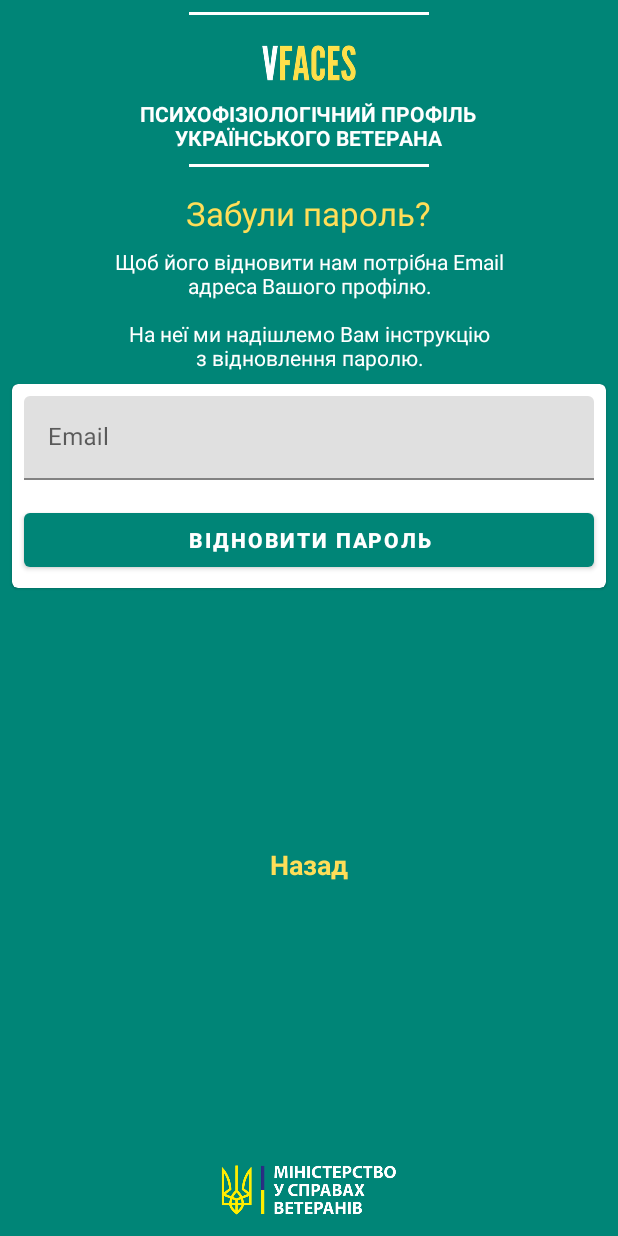
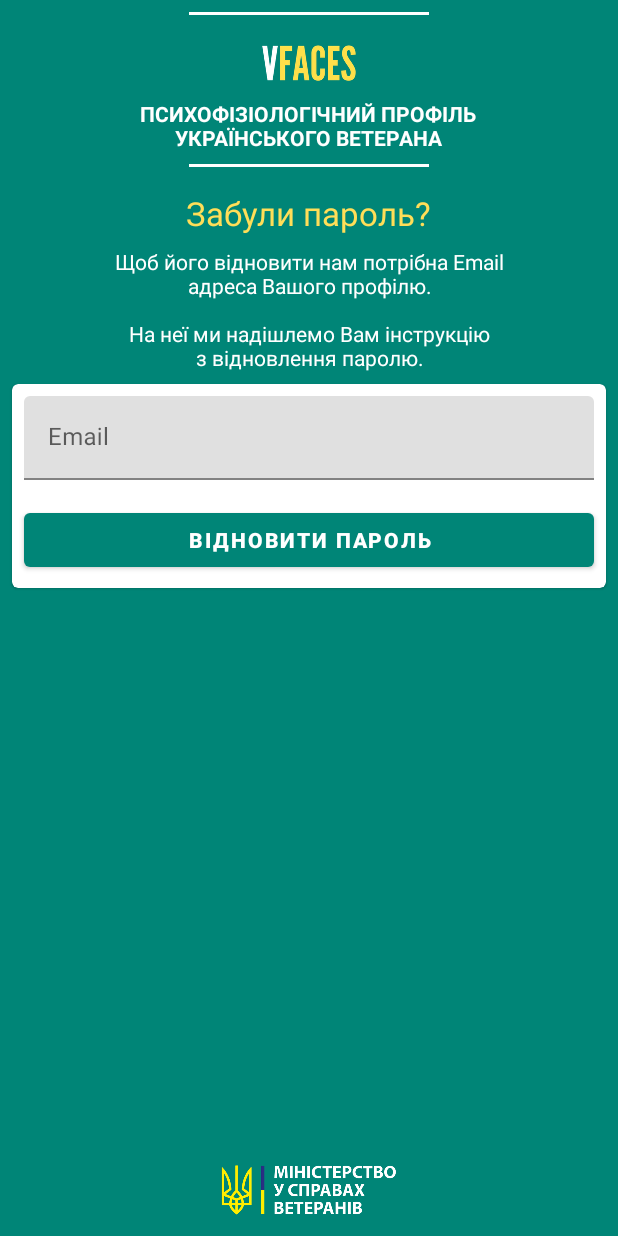
Before and after one commit to eveteranteam/VFaces, an Android app: the screen it shows after launch (AuthHostActivity), after a tap on "Забули пароль?", on a phone screen of 412 x 824 dp. Run offline under Robolectric (Android 15) with nearby library versions, the phone set to English and light mode, and no system bars; our stand-ins replace Firebase (no records; nobody signed in at launch, a user with empty details on screens opened directly); 1 other tap on this screen came first.

Commit message:
Improve navigation mechanism

```diff
--- a/app/src/main/java/ua/gov/mva/vfaces/presentation/ui/SplashActivity.kt
+++ b/app/src/main/java/ua/gov/mva/vfaces/presentation/ui/SplashActivity.kt
@@ -3,10 +3,8 @@ package ua.gov.mva.vfaces.presentation.ui
 import android.os.Bundle
 import android.os.Handler
 import androidx.appcompat.app.AppCompatActivity
-import com.google.firebase.auth.FirebaseAuth
 import ua.gov.mva.vfaces.VFacesApp.Companion.PREFS_FIRST_LAUNCH_KEY
 import ua.gov.mva.vfaces.presentation.ui.auth.AuthHostActivity
-import ua.gov.mva.vfaces.presentation.ui.questionnaire.list.QuestionnaireListActivity
 import ua.gov.mva.vfaces.utils.Preferences
 
 class SplashActivity : AppCompatActivity() {
@@ -25,12 +23,14 @@ class SplashActivity : AppCompatActivity() {
     }
 
     private fun navigateNext() {
-        if (FirebaseAuth.getInstance().currentUser == null) {
+        /*if (FirebaseAuth.getInstance().currentUser == null) {
             AuthHostActivity.start(this)
         } else {
-            // TODO check if user has filled his profile data
+            //
             QuestionnaireListActivity.start(this)
-        }
+        }*/
+        //TODO check if user has filled his profile data
+        AuthHostActivity.start(this)
     }
 
     private fun getSplashDuration(): Long {
--- a/app/src/main/java/ua/gov/mva/vfaces/presentation/ui/auth/AuthHostActivity.kt
+++ b/app/src/main/java/ua/gov/mva/vfaces/presentation/ui/auth/AuthHostActivity.kt
@@ -3,17 +3,57 @@ package ua.gov.mva.vfaces.presentation.ui.auth
 import android.content.Context
 import android.content.Intent
 import android.os.Bundle
+import android.util.Log
 import androidx.appcompat.app.AppCompatActivity
+import androidx.fragment.app.Fragment
+import com.google.firebase.auth.FirebaseAuth
 import ua.gov.mva.vfaces.R
+import ua.gov.mva.vfaces.presentation.ui.auth.register.profile.ProfileFragment
+import ua.gov.mva.vfaces.presentation.ui.auth.signin.SignInFragment
+import ua.gov.mva.vfaces.presentation.ui.base.IFragmentTransaction
+import ua.gov.mva.vfaces.presentation.ui.base.OnBackPressedCallback
 
-class AuthHostActivity : AppCompatActivity() {
+class AuthHostActivity : AppCompatActivity(), IFragmentTransaction {
 
     override fun onCreate(savedInstanceState: Bundle?) {
         super.onCreate(savedInstanceState)
         setContentView(R.layout.activity_auth)
+        // TODO
+        if (FirebaseAuth.getInstance().currentUser == null) {
+            replaceFragment(SignInFragment.newInstance())
+        } else {
+            replaceFragment(ProfileFragment.newInstance())
+        }
+    }
+
+    override fun onBackPressed() {
+        val fragment = supportFragmentManager.findFragmentById(R.id.fragment_container)
+        if (fragment is OnBackPressedCallback && fragment.onBackPressed()) {
+            return
+        }
+        if (supportFragmentManager.backStackEntryCount > 1) {
+            super.onBackPressed()
+        }
+    }
+
+    override fun replaceFragment(fragment: Fragment) {
+        supportFragmentManager.beginTransaction()
+            .replace(R.id.fragment_container, fragment)
+            .addToBackStack(fragment::class.java.simpleName)
+            .commit()
+    }
+
+    override fun popBackStack() {
+        val count = supportFragmentManager.backStackEntryCount
+        if (count <= 0) {
+            Log.d(TAG, "Can't pop back stack. Entry count = $count")
+            return
+        }
+        supportFragmentManager.popBackStack()
     }
 
     companion object {
+        const val TAG = "AuthHostActivity"
         @JvmStatic
         fun start(context: Context) {
             context.startActivity(Intent(context, AuthHostActivity::class.java))
--- a/app/src/main/java/ua/gov/mva/vfaces/presentation/ui/auth/forgotpassword/ForgotPasswordFragment.kt
+++ b/app/src/main/java/ua/gov/mva/vfaces/presentation/ui/auth/forgotpassword/ForgotPasswordFragment.kt
@@ -7,15 +7,15 @@ import android.view.ViewGroup
 import android.widget.TextView
 import androidx.lifecycle.Observer
 import androidx.lifecycle.ViewModelProviders
-import androidx.navigation.Navigation
 import com.google.android.material.textfield.TextInputEditText
 import com.google.android.material.textfield.TextInputLayout
 import ua.gov.mva.vfaces.R
 import ua.gov.mva.vfaces.presentation.ui.base.BaseFragment
+import ua.gov.mva.vfaces.presentation.ui.base.OnBackPressedCallback
 import ua.gov.mva.vfaces.utils.InputValidationUtils
 import ua.gov.mva.vfaces.utils.KeyboardUtils
 
-class ForgotPasswordFragment : BaseFragment<ForgotPasswordViewModel>() {
+class ForgotPasswordFragment : BaseFragment<ForgotPasswordViewModel>(), OnBackPressedCallback {
 
     private lateinit var tilEmail: TextInputLayout
     private lateinit var textInputEmail: TextInputEditText
@@ -41,6 +41,13 @@ class ForgotPasswordFragment : BaseFragment<ForgotPasswordViewModel>() {
     override fun initViewModel(): ForgotPasswordViewModel {
         viewModel = ViewModelProviders.of(this).get(ForgotPasswordViewModel::class.java)
         return viewModel
+    }
+
+    /**
+     * Disable Back Press if email has been sent successfully.
+     */
+    override fun onBackPressed(): Boolean {
+        return viewModel.resultLiveData().value == ForgotPasswordViewModel.ResultType.SUCCESS
     }
 
     private fun onResetEmailSent() {
@@ -72,14 +79,17 @@ class ForgotPasswordFragment : BaseFragment<ForgotPasswordViewModel>() {
     private fun initUi(view: View) {
         tilEmail = view.findViewById(R.id.text_input_layout_email)
         textInputEmail = view.findViewById(R.id.text_input_edit_text_email)
-        view.findViewById<View>(R.id.text_view_back).setOnClickListener {
-            Navigation.findNavController(it).popBackStack()
-        }
         view.findViewById<View>(R.id.button_done).setOnClickListener {
-            Navigation.findNavController(it).popBackStack()
+            transaction.popBackStack()
         }
         view.findViewById<View>(R.id.button_reset_password).setOnClickListener {
             onResetPasswordClick()
         }
     }
+
+    companion object {
+        fun newInstance() : ForgotPasswordFragment {
+            return ForgotPasswordFragment()
+        }
+    }
 }
--- a/app/src/main/java/ua/gov/mva/vfaces/presentation/ui/auth/signin/SignInFragment.kt
+++ b/app/src/main/java/ua/gov/mva/vfaces/presentation/ui/auth/signin/SignInFragment.kt
@@ -6,10 +6,12 @@ import android.view.View
 import android.view.ViewGroup
 import androidx.lifecycle.Observer
 import androidx.lifecycle.ViewModelProviders
-import androidx.navigation.Navigation
 import com.google.android.material.textfield.TextInputEditText
 import com.google.android.material.textfield.TextInputLayout
 import ua.gov.mva.vfaces.R
+import ua.gov.mva.vfaces.presentation.ui.auth.forgotpassword.ForgotPasswordFragment
+import ua.gov.mva.vfaces.presentation.ui.auth.register.RegisterFragment
+import ua.gov.mva.vfaces.presentation.ui.auth.register.profile.ProfileFragment
 import ua.gov.mva.vfaces.presentation.ui.base.BaseFragment
 import ua.gov.mva.vfaces.utils.InputValidationUtils
 import ua.gov.mva.vfaces.utils.KeyboardUtils
@@ -49,7 +51,7 @@ class SignInFragment : BaseFragment<SignInViewModel>() {
         val msg = String.format(getString(R.string.sign_in_success), email)
         showMessage(msg)
         // TODO check if user has filled his profile data
-        Navigation.findNavController(view!!).navigate(R.id.profileFragment)
+        transaction.replaceFragment(ProfileFragment.newInstance())
     }
 
     private fun onSignInClick() {
@@ -83,10 +85,16 @@ class SignInFragment : BaseFragment<SignInViewModel>() {
             onSignInClick()
         }
         view.findViewById<View>(R.id.text_view_forget_password).setOnClickListener {
-            Navigation.findNavController(it).navigate(R.id.forgotPasswordFragment)
+            transaction.replaceFragment(ForgotPasswordFragment.newInstance())
         }
         view.findViewById<View>(R.id.text_view_register).setOnClickListener {
-            Navigation.findNavController(it).navigate(R.id.registerFragment)
+            transaction.replaceFragment(RegisterFragment.newInstance())
+        }
+    }
+
+    companion object {
+        fun newInstance() : SignInFragment {
+            return SignInFragment()
         }
     }
 }
--- a/app/src/main/java/ua/gov/mva/vfaces/presentation/ui/base/BaseFragment.kt
+++ b/app/src/main/java/ua/gov/mva/vfaces/presentation/ui/base/BaseFragment.kt
@@ -1,5 +1,6 @@
 package ua.gov.mva.vfaces.presentation.ui.base
 
+import android.content.Context
 import android.graphics.Color
 import android.os.Bundle
 import android.util.Log
@@ -32,6 +33,7 @@ import ua.gov.mva.vfaces.R
 @Suppress("MemberVisibilityCanBePrivate")
 abstract class BaseFragment<VIEWMODEL : BaseViewModel> : Fragment() {
 
+    protected lateinit var transaction: IFragmentTransaction
     private lateinit var viewmodel: VIEWMODEL
     private var progressBar: ProgressBar? = null
 
@@ -39,6 +41,11 @@ abstract class BaseFragment<VIEWMODEL : BaseViewModel> : Fragment() {
      * This method must be implemented in every subclass.
      */
     protected abstract fun initViewModel(): VIEWMODEL
+
+    override fun onAttach(context: Context?) {
+        super.onAttach(context)
+        transaction = context as IFragmentTransaction
+    }
 
     override fun onCreate(savedInstanceState: Bundle?) {
         super.onCreate(savedInstanceState)
@@ -62,6 +69,10 @@ abstract class BaseFragment<VIEWMODEL : BaseViewModel> : Fragment() {
     override fun onDestroy() {
         hideProgressBar()
         super.onDestroy()
+    }
+
+    override fun onDetach() {
+        super.onDetach()
     }
 
     /**
--- /dev/null
+++ b/app/src/main/java/ua/gov/mva/vfaces/presentation/ui/base/IFragmentTransaction.kt
@@ -0,0 +1,10 @@
+package ua.gov.mva.vfaces.presentation.ui.base
+
+import androidx.fragment.app.Fragment
+
+interface IFragmentTransaction {
+
+    fun replaceFragment(fragment: Fragment)
+
+    fun popBackStack()
+}
--- /dev/null
+++ b/app/src/main/java/ua/gov/mva/vfaces/presentation/ui/base/OnBackPressedCallback.kt
@@ -0,0 +1,5 @@
+package ua.gov.mva.vfaces.presentation.ui.base
+
+interface OnBackPressedCallback {
+    fun onBackPressed(): Boolean
+}
--- /dev/null
+++ b/app/src/main/res/anim/fade_out_animation.xml
@@ -0,0 +1,6 @@
+<set xmlns:android="http://schemas.android.com/apk/res/android">
+    <alpha
+        android:duration="@android:integer/config_mediumAnimTime"
+        android:fromAlpha="1.0"
+        android:toAlpha="0.0" />
+</set>
--- a/app/src/main/res/layout/activity_auth.xml
+++ b/app/src/main/res/layout/activity_auth.xml
@@ -1,17 +1,13 @@
 <?xml version="1.0" encoding="utf-8"?>
 <FrameLayout xmlns:android="http://schemas.android.com/apk/res/android"
-    xmlns:app="http://schemas.android.com/apk/res-auto"
     xmlns:tools="http://schemas.android.com/tools"
     android:layout_width="match_parent"
     android:layout_height="match_parent"
     tools:context=".presentation.ui.auth.AuthHostActivity">
 
-    <fragment
-        android:id="@+id/nav_host_fragment_auth"
-        android:name="androidx.navigation.fragment.NavHostFragment"
+    <RelativeLayout
+        android:id="@+id/fragment_container"
         android:layout_width="match_parent"
-        android:layout_height="match_parent"
-        app:defaultNavHost="true"
-        app:navGraph="@navigation/auth_nav_graph" />
+        android:layout_height="match_parent" />
 
 </FrameLayout>
--- a/app/src/main/res/layout/fragment_forgot_password.xml
+++ b/app/src/main/res/layout/fragment_forgot_password.xml
@@ -79,21 +79,6 @@
             app:layout_constraintRight_toRightOf="parent"
             app:layout_constraintTop_toBottomOf="@+id/text_view_reset_success_prompt" />
 
-        <ua.gov.mva.vfaces.view.UnderlineableTextView
-            android:id="@+id/text_view_back"
-            android:layout_width="wrap_content"
-            android:layout_height="wrap_content"
-            android:layout_gravity="center_horizontal"
-            android:layout_margin="@dimen/layout_padding_large"
-            android:text="@string/back_text"
-            android:textAppearance="@style/TextAppearance.AppCompat.Medium"
-            android:textColor="@color/colorYellow"
-            android:textStyle="bold"
-            app:layout_constraintBottom_toTopOf="@+id/image_view_minvet_logo"
-            app:layout_constraintLeft_toLeftOf="parent"
-            app:layout_constraintRight_toRightOf="parent"
-            app:layout_constraintTop_toBottomOf="@+id/card_view_reset_password" />
-
         <ImageView
             android:id="@+id/image_view_minvet_logo"
             android:layout_width="@dimen/auth_logo_minvet_width"
```
Also changed, not shown: app/src/main/java/ua/gov/mva/vfaces/presentation/ui/auth/register/RegisterFragment.kt (+19 -8 lines), app/src/main/java/ua/gov/mva/vfaces/presentation/ui/auth/register/profile/ProfileFragment.kt (+16 -1 lines), app/src/main/res/anim/fade_in_animation.xml (added, +7 -0 lines).
